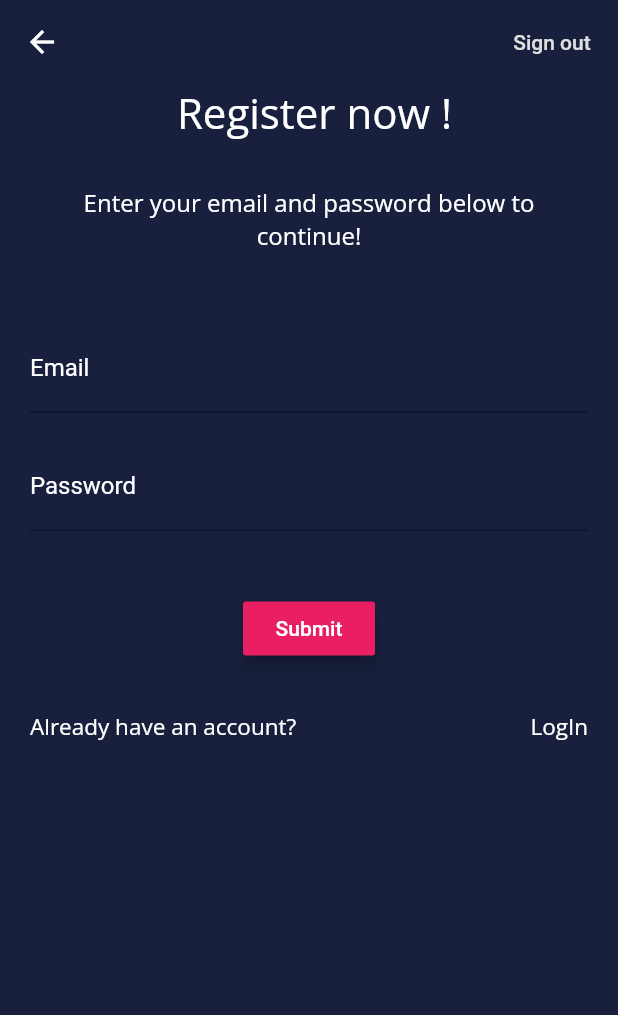
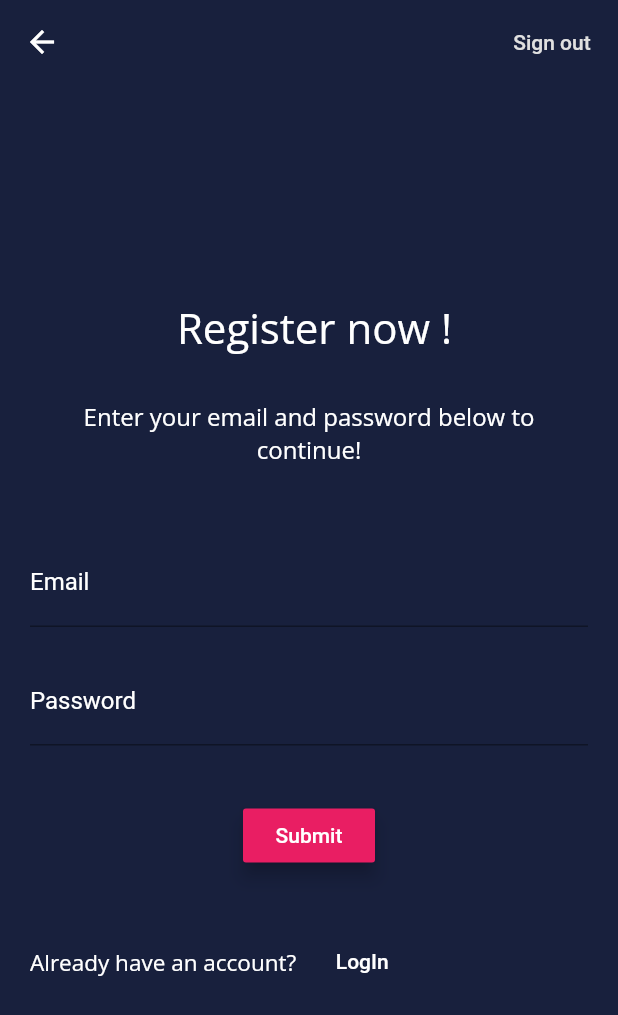
Before and after one commit to sakshiisaxena/funccforce_app_init, a Flutter app: the register screen opened directly, on a phone screen of 412 x 824 dp. Shown: the top 1015 px of the screen. Run offline on Flutter 3.47's test engine with Material 2 defaults, Android fonts, the phone set to English and light mode, and no system bars; our stand-ins replace firebase_auth, firebase_dynamic_links, font_awesome_flutter, google_fonts, google_sign_in; accounts and stored records are empty.

```diff
--- a/lib/main.dart
+++ b/lib/main.dart
@@ -5,7 +5,7 @@ import 'package:firebase_dynamic_links/firebase_dynamic_links.dart';
 
 final FirebaseAuth _auth = FirebaseAuth.instance;
 
-void main() {
+void main()  {
   runApp(MyApp());
 }
 
--- a/lib/register.dart
+++ b/lib/register.dart
@@ -22,24 +22,26 @@ String _userEmail;
 class _registerState extends State<register> {
   Color primaryColor = Color(0xff18203d);
 
-  @override
+  /*@override
   void dispose() {
     _emailController.dispose();
     _passwordController.dispose();
     super.dispose();
-  }
+  }*/
  @override
   Widget build(BuildContext context) {
     return Scaffold(
       backgroundColor: primaryColor,
+
       appBar: AppBar(
-        //title: Text("Registration"),
         backgroundColor: Colors.transparent,
         elevation: 0.0,
         //title: Text(widget.title),
         actions: <Widget>[
+
+//SIGN OUT
+
           Builder(builder: (BuildContext context) {
-//5
             return FlatButton(
               child: const Text('Sign out'),
               textColor: Theme
@@ -48,7 +50,6 @@ class _registerState extends State<register> {
               onPressed: () async {
                 final FirebaseUser user = await _auth.currentUser();
                 if (user == null) {
-//6
                   Scaffold.of(context).showSnackBar(const SnackBar(
                     content: Text('No one has signed in.'),
                   ));
@@ -64,11 +65,14 @@ class _registerState extends State<register> {
           })
         ],
       ),
+
+// MAIN BODY
+
       body: Center(
         child: Container(
           padding: EdgeInsets.symmetric(horizontal: 20.0),
           child: Form( key: _formKey,
-            //child: SingleChildScrollView(
+            child: SingleChildScrollView(
             child: Column(
               children: <Widget>[
 
@@ -122,7 +126,9 @@ class _registerState extends State<register> {
                     return null;
                   },
                 ),
-                SizedBox(height: 25,),
+                SizedBox(height: 20,),
+
+// SUBMIT BUTTON
 
                 Container(
                   padding: const EdgeInsets.symmetric(vertical: 16.0),
@@ -139,16 +145,50 @@ class _registerState extends State<register> {
                     color: Colors.pink,
                   ),
                 ),
-                SizedBox(height: 15),
+                SizedBox(height: 20),
 
-                _buildFooterLogo1(),
+               // _buildFooterLogo1(),
+
+// FOOTER
+                Row(
+                  children: <Widget>[
+                    Center(
+                      child: Text(
+                        "Already have an account?",
+                        textDirection: TextDirection.ltr,
+                        style: GoogleFonts.openSans(
+                            color: Colors.white,
+                            fontSize: 15),
+                      ),
+                    ),
+                    //Container(
+                      //padding: const EdgeInsets.symmetric(vertical: 16.0),
+                      //alignment: Alignment.center,
+                      FlatButton(
+                        //elevation: 0.0,
+                        onPressed: () async {
+                          Navigator.push(context,
+                          MaterialPageRoute(
+                              builder: (_) => LogInPage()));
+                        },
+                        child: const Text(
+                          'LogIn',
+                           textAlign: TextAlign.right,
+                           textDirection: TextDirection.rtl,
+                        ),
+                        textColor: Colors.white,
+                        //color: Colors.pink,
+                      ),
+                    //),
+                  ],
+                ),
 
                 Container(
                   alignment: Alignment.center,
                   child: Text(_success == null
                       ? ''
                       : (_success
-                      ?  Navigator.push(context,
+                      ? Navigator.push(context,
                       MaterialPageRoute(
                           builder: (_) => LogInPage()))
                   //'Successfully registered ' + _userEmail
@@ -159,7 +199,8 @@ class _registerState extends State<register> {
           ),
         ),
       ),
-    );
+    ));
+
   }
 
 
@@ -183,18 +224,21 @@ class _registerState extends State<register> {
 }
 
 
-  _buildFooterLogo1() {
+  /*_buildFooterLogo1() {
     return Row(
       children: <Widget>[
-            Text(
+            Center(
+              child: Text(
                 "Already have an account?",
                 textDirection: TextDirection.ltr,
                 style: GoogleFonts.openSans(
                   color: Colors.white,
                   fontSize: 15),
               ),
+            ),
+
         Expanded(
-          child: Text(
+           child:Text(
             "LogIn",
             textDirection: TextDirection.rtl,
             style: GoogleFonts.openSans(
@@ -204,4 +248,4 @@ class _registerState extends State<register> {
         ),
         ],
     );
-  }
+  }*/
--- a/pubspec.yaml
+++ b/pubspec.yaml
@@ -33,7 +33,6 @@ dependencies:
 
   firebase_core:
   firebase_analytics:
-  cloud_firestore:
   firebase_auth:
   google_sign_in:
   firebase_ui:
```
Also changed, not shown: lib/LogInPage.dart (+10 -3 lines), pubspec.lock. Lines whose indentation alone changed are shown as unchanged.
